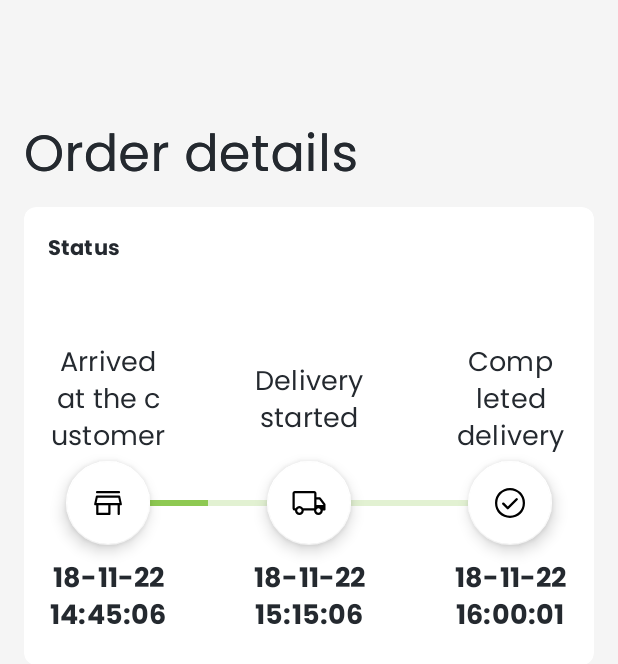
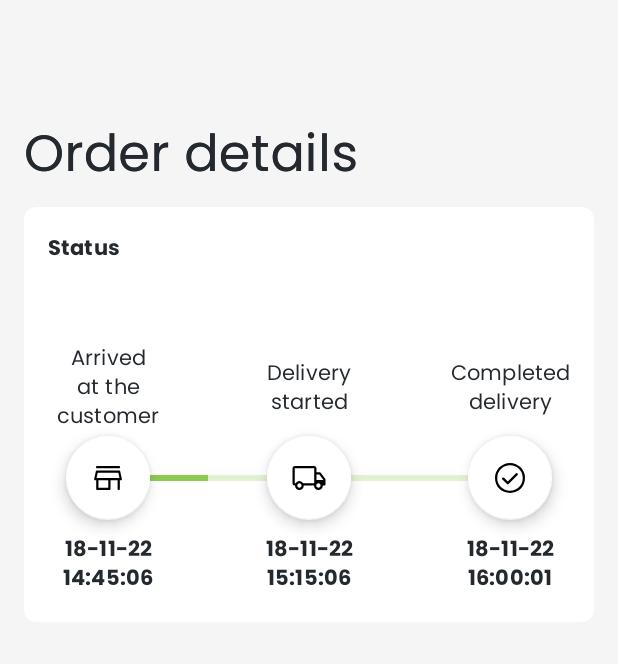
Before and after one commit to zero1code/Fusion-3.0, an Android app: the DetalheEntregaFragment screen opened through its navigation route, on a phone screen of 412 x 824 dp. Shown: the top 664 px of the screen. Run offline under Robolectric (Android 15) with nearby library versions, the phone set to English and light mode, and no system bars; our stand-ins replace Dagger/Hilt's generated code, Room's generated code.

Commit message:
feat: commit 8

```diff
--- a/feature/entregas/src/main/res/layout/layout_status_entrega.xml
+++ b/feature/entregas/src/main/res/layout/layout_status_entrega.xml
@@ -40,7 +40,7 @@
 
         <TextView
             android:id="@+id/tv_id_entrega"
-            style="@style/TextAppearance.App.Subtitle1"
+            style="@style/TextAppearance.App.Subtitle2"
             android:layout_width="wrap_content"
             android:layout_height="wrap_content"
             app:layout_constraintEnd_toEndOf="parent"
@@ -49,7 +49,7 @@
 
         <TextView
             android:id="@+id/tv_ordem_entrega"
-            style="@style/TextAppearance.App.Subtitle1"
+            style="@style/TextAppearance.App.Subtitle2"
             android:layout_width="wrap_content"
             android:layout_height="wrap_content"
             android:layout_marginTop="@dimen/dimen_small"
@@ -59,7 +59,7 @@
 
         <TextView
             android:id="@+id/tv_chegada"
-            style="@style/TextAppearance.App.Subtitle1"
+            style="@style/TextAppearance.App.Subtitle2"
             android:layout_width="@dimen/dimen_super"
             android:layout_height="wrap_content"
             android:gravity="center"
@@ -80,7 +80,7 @@
 
         <TextView
             android:id="@+id/tv_data_chegada"
-            style="@style/TextAppearance.App.Subtitle1"
+            style="@style/TextAppearance.App.Subtitle2"
             android:layout_width="@dimen/dimen_super"
             android:layout_height="wrap_content"
             android:layout_marginTop="@dimen/dimen_normal"
@@ -103,7 +103,7 @@
 
         <TextView
             android:id="@+id/tv_inicio"
-            style="@style/TextAppearance.App.Subtitle1"
+            style="@style/TextAppearance.App.Subtitle2"
             android:layout_width="@dimen/dimen_super"
             android:layout_height="wrap_content"
             android:gravity="center"
@@ -126,7 +126,7 @@
 
         <TextView
             android:id="@+id/tv_data_inicio"
-            style="@style/TextAppearance.App.Subtitle1"
+            style="@style/TextAppearance.App.Subtitle2"
             android:layout_width="@dimen/dimen_super"
             android:layout_height="wrap_content"
             android:layout_marginTop="@dimen/dimen_normal"
@@ -148,7 +148,7 @@
 
         <TextView
             android:id="@+id/tv_fim"
-            style="@style/TextAppearance.App.Subtitle1"
+            style="@style/TextAppearance.App.Subtitle2"
             android:layout_width="@dimen/dimen_super"
             android:layout_height="wrap_content"
             android:gravity="center"
@@ -170,7 +170,7 @@
 
         <TextView
             android:id="@+id/tv_data_fim"
-            style="@style/TextAppearance.App.Subtitle1"
+            style="@style/TextAppearance.App.Subtitle2"
             android:layout_width="@dimen/dimen_super"
             android:layout_height="wrap_content"
             android:layout_marginTop="@dimen/dimen_normal"
--- a/feature/mapa/src/main/res/layout/item_dialog_evento.xml
+++ b/feature/mapa/src/main/res/layout/item_dialog_evento.xml
@@ -21,7 +21,7 @@
             app:srcCompat="@drawable/ic_caminhao"/>
 
         <TextView
-            style="@style/TextAppearance.App.Subtitle1"
+            style="@style/TextAppearance.App.Subtitle2"
             android:id="@+id/tv_titulo"
             android:layout_width="wrap_content"
             android:layout_height="wrap_content"
```
